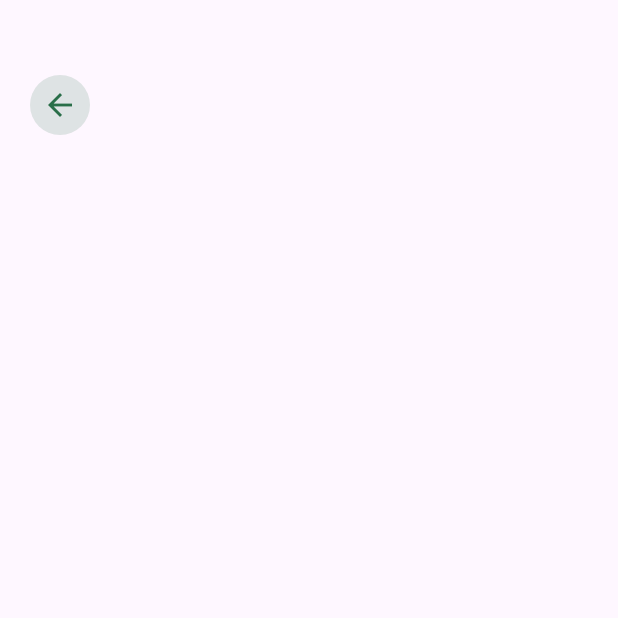
After one commit to pasindur2000/pusl_3119, a Flutter app: the SelectPage screen opened directly, on a phone screen of 412 x 824 dp, the top half of it. The commit adds this screen. Run offline on Flutter 3.47's test engine with Material 3 defaults, Android fonts, the phone set to English and light mode, and no system bars; our stand-ins replace animated_bottom_navigation_bar, firebase_auth, firebase_core, firebase_storage, google_sign_in, image_picker and 2 more; missing offline and left inert: dart:ffi, flutter_cube; accounts and stored records are empty.

```diff
--- a/lib/ui/root_page.dart
+++ b/lib/ui/root_page.dart
@@ -6,8 +6,10 @@ import 'package:pano1/ui/screens/home_page.dart';
 import 'package:pano1/ui/screens/profile_page.dart';
 import 'package:page_transition/page_transition.dart';
 import 'package:pano1/scan_page.dart';
+import 'package:pano1/ui/screens/selection_page.dart';
 import '../constants.dart';
 import 'screens/signin_page.dart';
+
 
 
 class RootPage extends StatefulWidget {
@@ -69,7 +71,7 @@ class _RootPageState extends State<RootPage> {
       ),
       floatingActionButton: FloatingActionButton(
         onPressed: (){
-          Navigator.push(context, PageTransition(child: const PanoramaScreen(), type: PageTransitionType.bottomToTop));
+          Navigator.push(context, PageTransition(child: const SelectPage(), type: PageTransitionType.bottomToTop));
         },
         child: Image.asset('assets/images/2nd_icon.png', height: 38.0,),
         backgroundColor: Constants.primaryColor,
--- /dev/null
+++ b/lib/ui/screens/selection_page.dart
@@ -0,0 +1,47 @@
+import 'package:flutter/material.dart';
+import 'package:pano1/constants.dart';
+import 'package:pano1/ui/onboarding_screen.dart';
+
+class SelectPage extends StatefulWidget {
+  const SelectPage({Key? key}) : super(key: key);
+
+  @override
+  State<SelectPage> createState() => _SelectPageState();
+}
+
+class _SelectPageState extends State<SelectPage> {
+  @override
+  Widget build(BuildContext context) {
+    return Scaffold(
+      body: Stack(
+        children: [
+          Positioned(
+            top: 50,
+            left: 20,
+            right: 20,
+            child: Row(
+              mainAxisAlignment: MainAxisAlignment.spaceBetween,
+              children: [
+                GestureDetector(
+                  onTap: (){
+                    Navigator.pop(context);
+                  },
+                  child: Container(
+                    height: 40,
+                    width: 40,
+                    decoration: BoxDecoration(
+                      borderRadius: BorderRadius.circular(25),
+                      color: Constants.primaryColor.withOpacity(.15),
+                    ),
+                    child: Icon(Icons.arrow_back_outlined,color: Constants.primaryColor,),
+                  ),
+                )
+              ],
+            ),
+          )
+        ],
+      ),
+
+    );
+  }
+}
```
Also changed, not shown: assets/images/bg.jpg (added).
